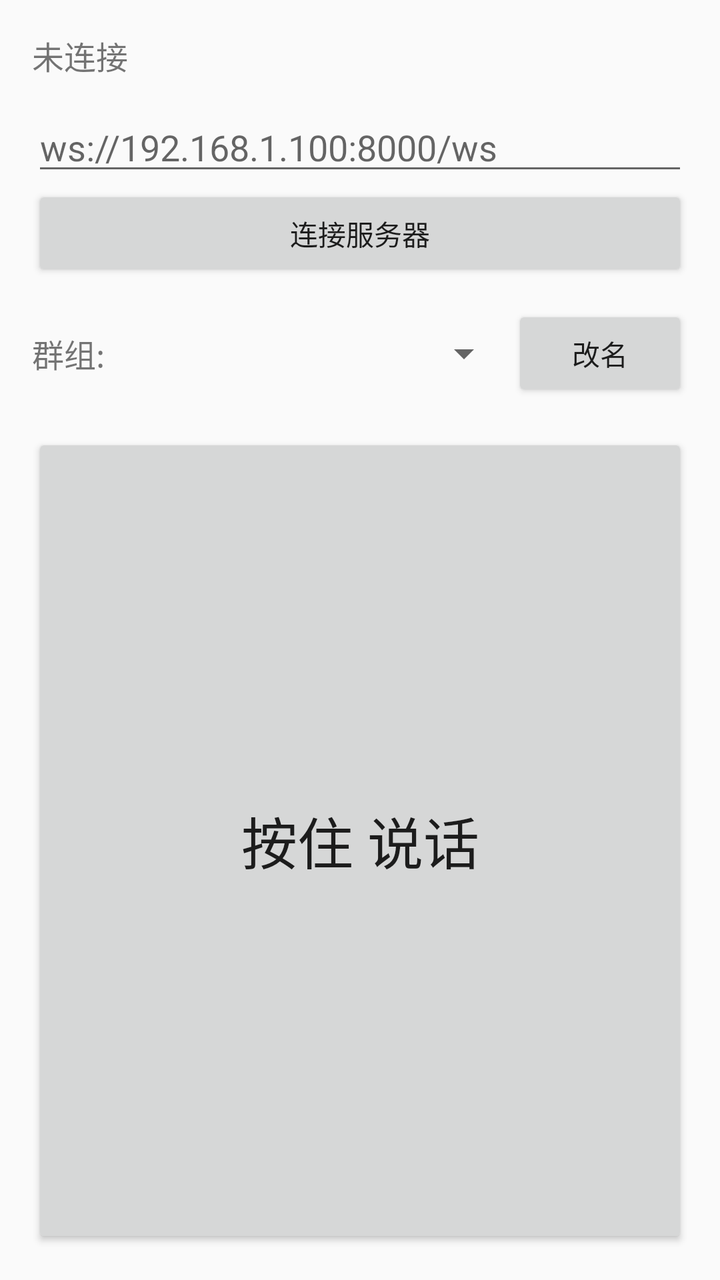
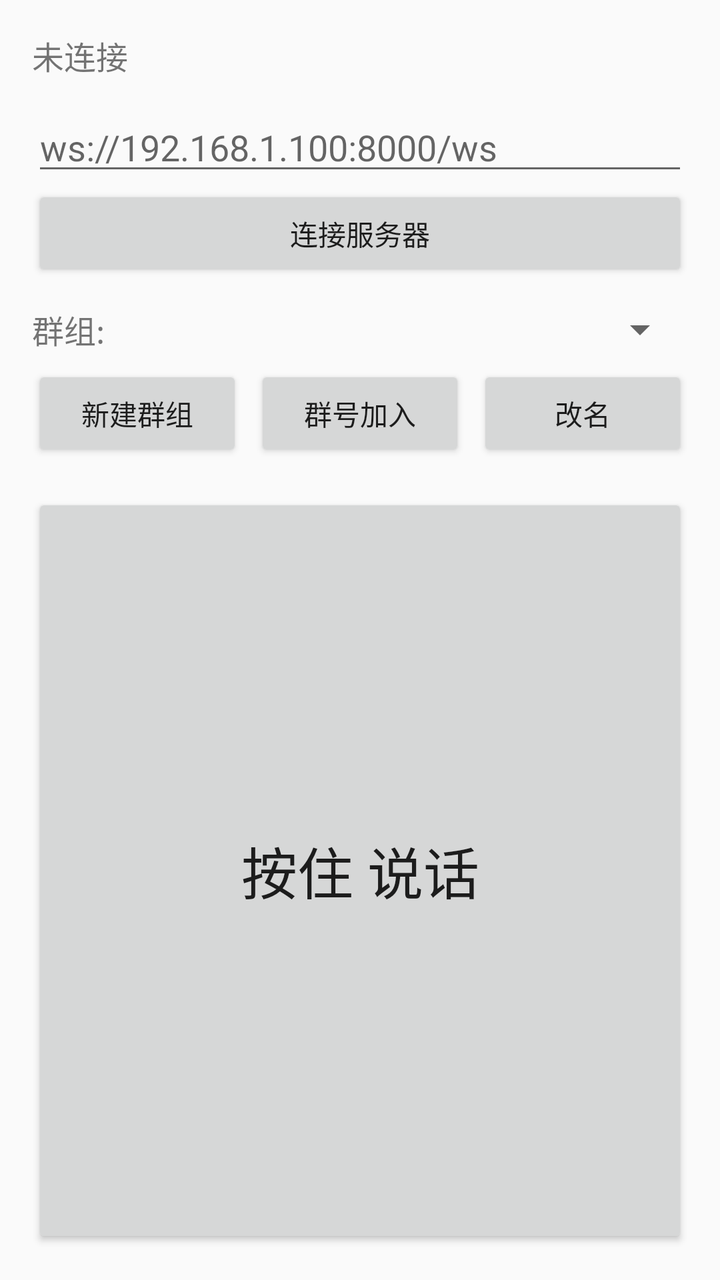

Two renders of the same Android screen: before a commit and after it. Below are the layout's source before the change and the commit's diff.
<!-- AndroidManifest.xml: application theme android:Theme.Material.Light.DarkActionBar -->
<!-- res/layout/activity_main.xml -->
<?xml version="1.0" encoding="utf-8"?>
<LinearLayout xmlns:android="http://schemas.android.com/apk/res/android"
    android:layout_width="match_parent"
    android:layout_height="match_parent"
    android:orientation="vertical"
    android:padding="16dp">

    <TextView
        android:id="@+id/tvStatus"
        android:layout_width="match_parent"
        android:layout_height="wrap_content"
        android:text="未连接"
        android:textSize="16sp" />

    <EditText
        android:id="@+id/etServer"
        android:layout_width="match_parent"
        android:layout_height="wrap_content"
        android:layout_marginTop="12dp"
        android:hint="ws://192.168.1.100:8000/ws"
        android:inputType="textUri" />

    <Button
        android:id="@+id/btnConnect"
        android:layout_width="match_parent"
        android:layout_height="wrap_content"
        android:text="连接服务器" />

    <LinearLayout
        android:layout_width="match_parent"
        android:layout_height="wrap_content"
        android:layout_marginTop="12dp"
        android:gravity="center_vertical"
        android:orientation="horizontal">

        <TextView
            android:layout_width="wrap_content"
            android:layout_height="wrap_content"
            android:text="群组:"
            android:textSize="16sp" />

        <Spinner
            android:id="@+id/spGroup"
            android:layout_width="0dp"
            android:layout_height="wrap_content"
            android:layout_weight="1" />

        <Button
            android:id="@+id/btnRenameGroup"
            android:layout_width="wrap_content"
            android:layout_height="wrap_content"
            android:text="改名" />
    </LinearLayout>

    <Button
        android:id="@+id/btnPtt"
        android:layout_width="match_parent"
        android:layout_height="0dp"
        android:layout_marginTop="16dp"
        android:layout_weight="1"
        android:text="按住 说话"
        android:textSize="28sp" />
</LinearLayout>
<!-- resources referenced by this layout -->
<resources>

</resources>

<!-- the commit's change to res/layout/activity_main.xml (unified diff, before → after) -->
@@ -44,11 +44,35 @@
             android:layout_width="0dp"
             android:layout_height="wrap_content"
             android:layout_weight="1" />
+    </LinearLayout>
+
+    <LinearLayout
+        android:layout_width="match_parent"
+        android:layout_height="wrap_content"
+        android:layout_marginTop="6dp"
+        android:orientation="horizontal">
+
+        <Button
+            android:id="@+id/btnCreateGroup"
+            android:layout_width="0dp"
+            android:layout_height="wrap_content"
+            android:layout_weight="1"
+            android:text="新建群组" />
+
+        <Button
+            android:id="@+id/btnJoinGroup"
+            android:layout_width="0dp"
+            android:layout_height="wrap_content"
+            android:layout_marginStart="6dp"
+            android:layout_weight="1"
+            android:text="群号加入" />
 
         <Button
             android:id="@+id/btnRenameGroup"
-            android:layout_width="wrap_content"
+            android:layout_width="0dp"
             android:layout_height="wrap_content"
+            android:layout_marginStart="6dp"
+            android:layout_weight="1"
             android:text="改名" />
     </LinearLayout>
 
